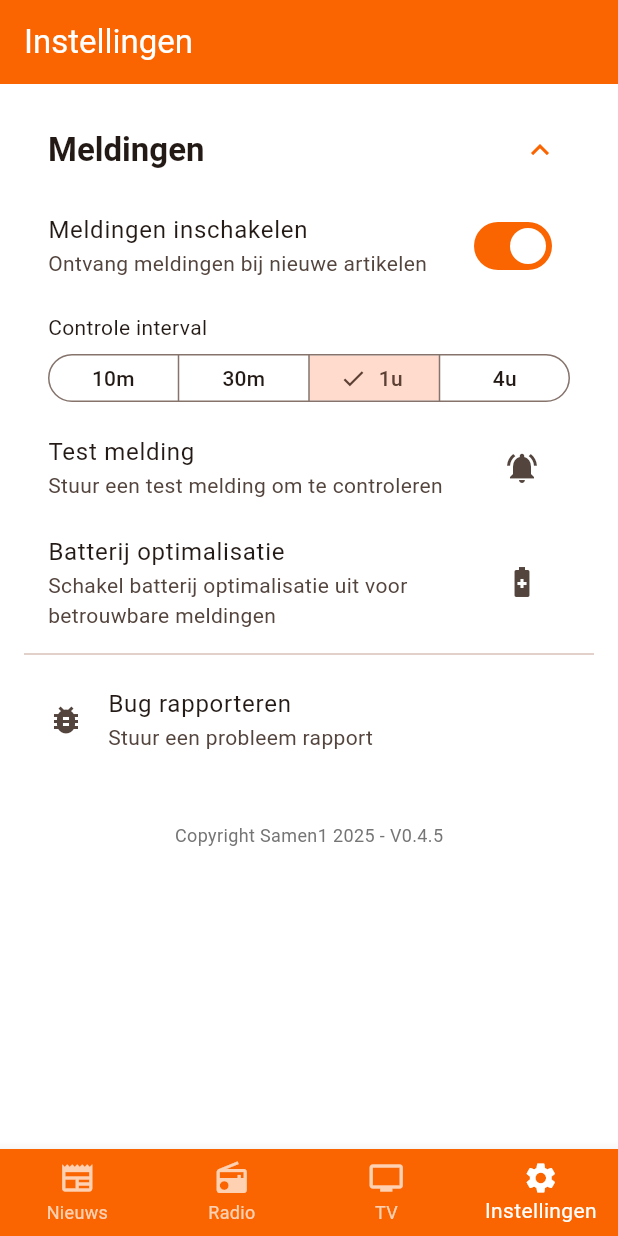
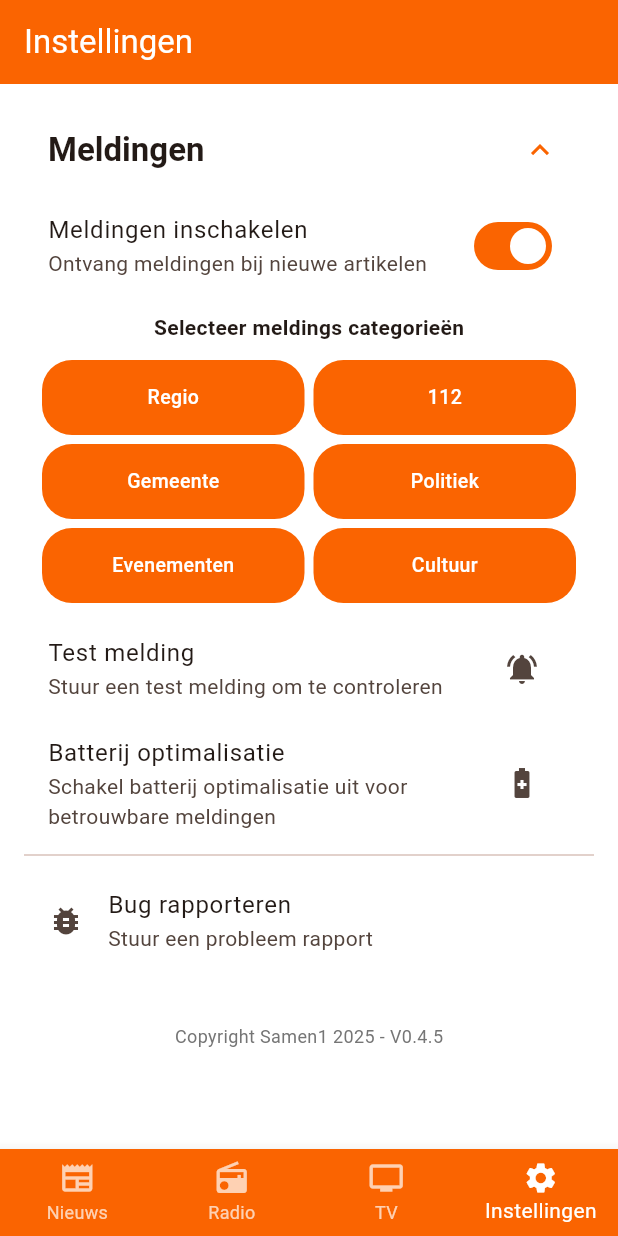
Before and after one commit to Samen1-Apeldoorn/Samen1-App, a Flutter app: the screen it shows after launch, item 4 of the bottom bar chosen, after a tap on "Meldingen inschakelen", on a phone screen of 412 x 824 dp. Run offline on Flutter 3.47's test engine with Material 3 defaults, Android fonts, the phone set to English and light mode, and no system bars; our stand-ins replace cached_network_image, device_info_plus, flutter_html, flutter_local_notifications, just_audio, package_info_plus and 3 more; missing offline and left inert: workmanager; network calls fail.

Commit message:
Settings and RSS feed fixes

```diff
--- a/lib/screens/settings_page.dart
+++ b/lib/screens/settings_page.dart
@@ -16,7 +16,8 @@ class SettingsPage extends StatefulWidget {
 
 class _SettingsPageState extends State<SettingsPage> {
   bool _notificationsEnabled = false;
-  String _checkInterval = '60';
+  final List<String> _categories = ["Regio", "112", "Gemeente", "Politiek", "Evenementen", "Cultuur"];
+  List<String> _enabledCategories = [];
 
   @override
   void initState() {
@@ -30,27 +31,27 @@ class _SettingsPageState extends State<SettingsPage> {
     final prefs = await SharedPreferences.getInstance();
     setState(() {
       _notificationsEnabled = prefs.getBool('notifications_enabled') ?? false;
-      _checkInterval = prefs.getString('check_interval') ?? '60';
+      _enabledCategories = prefs.getStringList('enabled_categories') ?? _categories.toList();
     });
   }
 
   Future<void> _saveSettings() async {
     LogService.log(
-      'Saving settings - Notifications: $_notificationsEnabled, Interval: $_checkInterval',
+      'Saving settings - Notifications: $_notificationsEnabled, Categories: $_enabledCategories',
       category: 'settings'
     );
 
     final prefs = await SharedPreferences.getInstance();
     await prefs.setBool('notifications_enabled', _notificationsEnabled);
-    await prefs.setString('check_interval', _checkInterval);
+    await prefs.setStringList('enabled_categories', _enabledCategories);
 
     if (_notificationsEnabled) {
       await Workmanager().registerPeriodicTask(
         'samen1-rss-check',
         'checkRSSFeed',
-        frequency: Duration(minutes: int.parse(_checkInterval)),
+        frequency: const Duration(minutes: 10),
       );
-      LogService.log('Background task registered with interval: $_checkInterval minutes', category: 'settings');
+      LogService.log('Background task registered with 10 minute interval', category: 'settings');
     } else {
       await Workmanager().cancelByUniqueName('samen1-rss-check');
       LogService.log('Background task cancelled', category: 'settings');
@@ -252,42 +253,70 @@ class _SettingsPageState extends State<SettingsPage> {
           subtitle: const Text('Ontvang meldingen bij nieuwe artikelen'),
           value: _notificationsEnabled,
           onChanged: (value) {
-            setState(() => _notificationsEnabled = value);
+            setState(() {
+              _notificationsEnabled = value;
+              if (value) {
+                _enabledCategories = _categories.toList();
+              } else {
+                _enabledCategories.clear();
+              }
+            });
             _saveSettings();
           },
         ),
-        Padding(
-          padding: const EdgeInsets.symmetric(horizontal: 16.0, vertical: 8.0),
-          child: Column(
-            crossAxisAlignment: CrossAxisAlignment.start,
-            children: [
-              const Text('Controle interval'),
-              const SizedBox(height: 8),
-              SizedBox(
-                width: double.infinity,
-                child: SegmentedButton<String>(
-                  segments: const [
-                    ButtonSegment(value: '10', label: Text('10m')),
-                    ButtonSegment(value: '30', label: Text('30m')),
-                    ButtonSegment(value: '60', label: Text('1u')),
-                    ButtonSegment(value: '240', label: Text('4u')),
-                  ],
-                  selected: {_checkInterval},
-                  onSelectionChanged: _notificationsEnabled
-                      ? (Set<String> newSelection) {
-                          setState(() => _checkInterval = newSelection.first);
-                          _saveSettings();
-                        }
-                      : null,
-                  style: const ButtonStyle(
-                    visualDensity: VisualDensity.compact,
-                    tapTargetSize: MaterialTapTargetSize.shrinkWrap,
+        if (_notificationsEnabled) ...[
+          const Padding(
+            padding: EdgeInsets.fromLTRB(16, 8, 16, 4),
+            child: Text(
+              'Selecteer meldings categorieën',
+              style: TextStyle(fontWeight: FontWeight.bold),
+            ),
+          ),
+          Padding(
+            padding: const EdgeInsets.symmetric(horizontal: 12.0, vertical: 8.0),
+            child: GridView.count(
+              shrinkWrap: true,
+              crossAxisCount: 2,
+              mainAxisSpacing: 6,
+              crossAxisSpacing: 6,
+              childAspectRatio: 3.5,
+              physics: const NeverScrollableScrollPhysics(),
+              children: _categories.map((category) {
+                final isSelected = _enabledCategories.contains(category);
+                return InkWell(
+                  onTap: () {
+                    setState(() {
+                      if (isSelected) {
+                        _enabledCategories.remove(category);
+                      } else {
+                        _enabledCategories.add(category);
+                      }
+                    });
+                    _saveSettings();
+                  },
+                  child: Container(
+                    decoration: BoxDecoration(
+                      borderRadius: BorderRadius.circular(20),
+                      color: isSelected
+                          ? Theme.of(context).colorScheme.primary
+                          : Colors.grey[200],
+                    ),
+                    child: Center(
+                      child: Text(
+                        category,
+                        style: TextStyle(
+                          color: isSelected ? Colors.white : Colors.black87,
+                          fontWeight: FontWeight.w500,
+                          fontSize: 13,
+                        ),
+                      ),
+                    ),
                   ),
-                ),
-              ),
-            ],
+                );
+              }).toList(),
+            ),
           ),
-        ),
+        ],
         ListTile(
           title: const Text('Test melding'),
           subtitle: const Text('Stuur een test melding om te controleren'),
--- a/lib/services/rss_service.dart
+++ b/lib/services/rss_service.dart
@@ -16,7 +16,14 @@ class RSSService {
       final firstItem = await _fetchLatestItem();
       if (firstItem == null) {
         LogService.log('Failed to fetch RSS feed', category: 'rss_error');
-        return 'Fout bij ophalen feed';
+        return '';  // Lege string bij fout
+      }
+
+      // Check if category is enabled
+      final enabledCategories = prefs.getStringList('enabled_categories') ?? [];
+      if (!enabledCategories.contains(firstItem.category)) {
+        LogService.log('Skipping notification - category ${firstItem.category} is disabled', category: 'rss');
+        return '';
       }
 
       if (firstItem.pubDate != lastCheck) {
@@ -28,14 +35,14 @@ class RSSService {
           imageUrl: firstItem.imageUrl,
         );
         await prefs.setString(_lastCheckKey, firstItem.pubDate);
-        return 'Nieuwe melding verzonden: ${firstItem.title}';
+        return 'Nieuwe melding verzonden';  // Korte melding bij succes
       }
 
       LogService.log('No new content found', category: 'rss');
-      return 'Geen nieuwe artikelen gevonden';
+      return '';  // Lege string als er niks nieuws is
     } catch (e) {
       LogService.log('Error checking RSS: $e', category: 'rss_error');
-      return 'Fout: $e';
+      return '';  // Lege string bij fout
     }
   }
 
@@ -81,6 +88,7 @@ class RSSService {
       final dateRegex = RegExp(r'<pubDate>\s*(.*?)\s*</pubDate>', dotAll: true);
       final imageRegex = RegExp(r'<(media:content|enclosure)[^>]*(?:url|src)="([^"]*)"', dotAll: true);
       final descRegex = RegExp(r'<description><!\[CDATA\[(.*?)\]\]></description>', dotAll: true);
+      final categoryRegex = RegExp(r'<category>\s*(.*?)\s*</category>', dotAll: true);
 
       final title = titleRegex.firstMatch(itemContent)?.group(1)?.trim();
       final link = linkRegex.firstMatch(itemContent)?.group(1)?.trim();
@@ -88,6 +96,7 @@ class RSSService {
       final imageMatch = imageRegex.firstMatch(itemContent);
       var imageUrl = imageMatch?.group(2)?.trim();
       final description = descRegex.firstMatch(itemContent)?.group(1)?.trim() ?? '';
+      final category = categoryRegex.firstMatch(itemContent)?.group(1)?.trim() ?? 'Overig';
 
       // Transform thumbnail URL to full image URL
       if (imageUrl != null && imageUrl.contains('-150x150')) {
@@ -103,6 +112,7 @@ class RSSService {
           pubDate: pubDate,
           description: description,
           imageUrl: imageUrl,
+          category: category,
         );
       }
     }
@@ -117,6 +127,7 @@ class RSSItem {
   final String pubDate;
   final String description;
   final String? imageUrl;
+  final String category;
 
   RSSItem({
     required this.title,
@@ -124,5 +135,6 @@ class RSSItem {
     required this.pubDate,
     required this.description,
     this.imageUrl,
+    required this.category,
   });
 }
```
